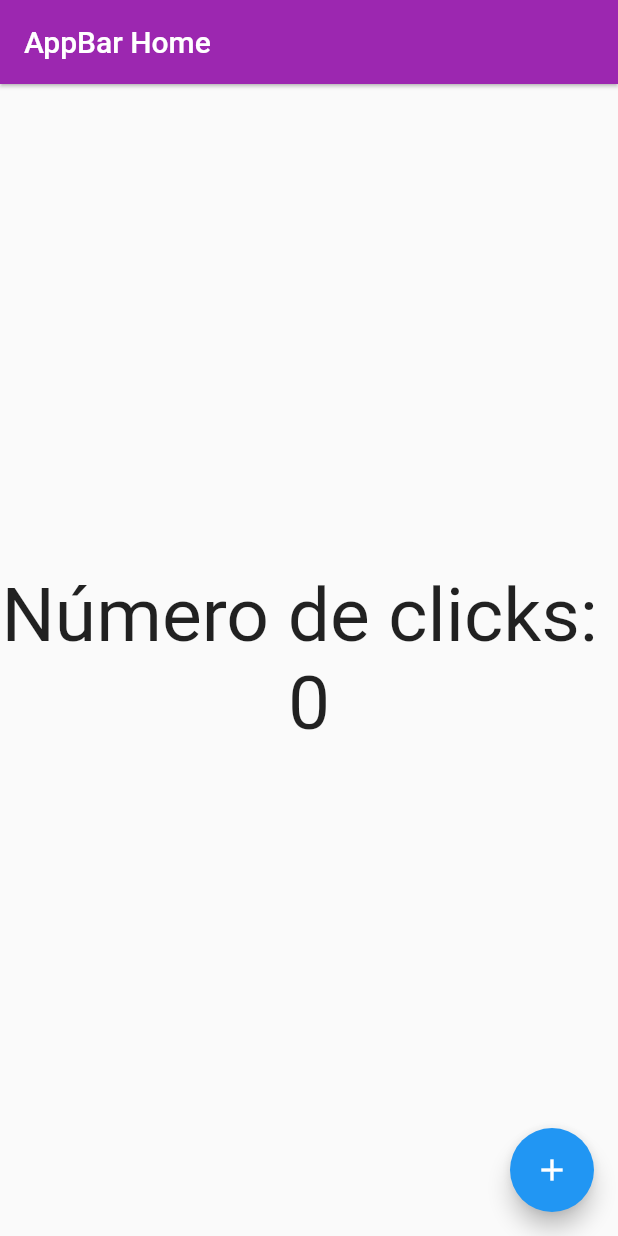
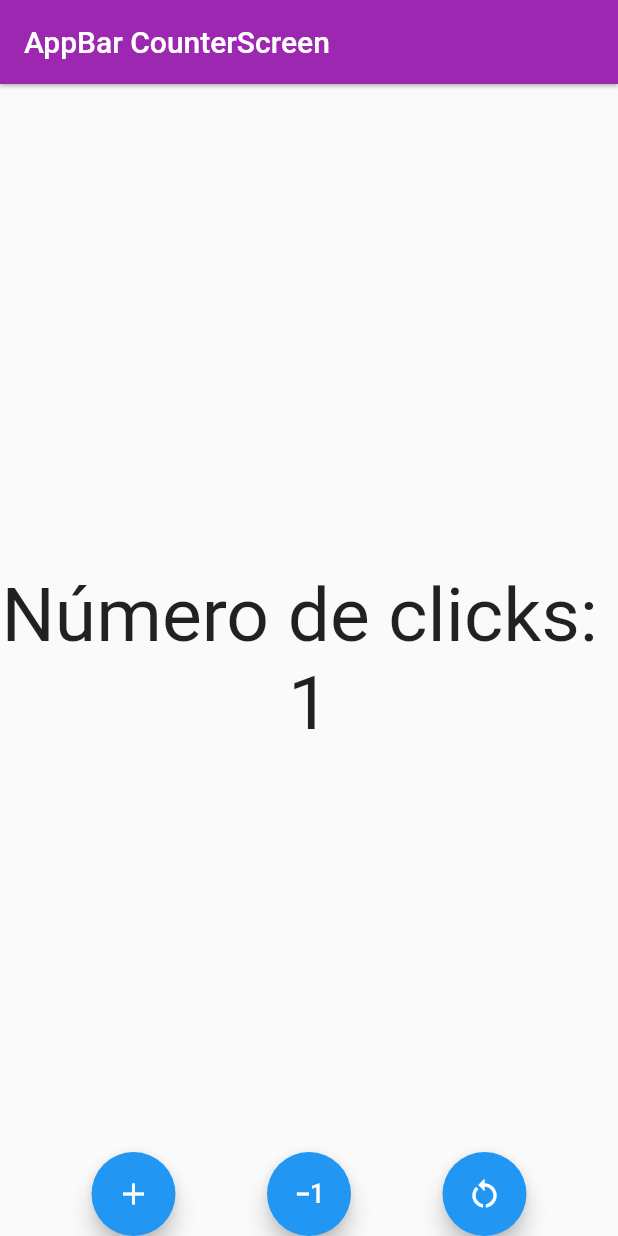
Before and after one commit to Lvaldez91/Flutter, a Flutter app: the screen it shows after launch, after a tap on the "add" icon, on a phone screen of 412 x 824 dp. Run offline on Flutter 3.47's test engine with Material 2 defaults, Android fonts, the phone set to English and light mode, and no system bars.

Commit message:
StatefulWidget new

```diff
--- a/2.ProjectFlutterTest/myapp/lib/counter_screen.dart
+++ b/2.ProjectFlutterTest/myapp/lib/counter_screen.dart
@@ -1,15 +1,22 @@
 import 'package:flutter/material.dart';
 
-class CounterScreen extends StatelessWidget {
+class CounterScreen extends StatefulWidget {
   const CounterScreen({Key? key}) : super(key: key);
 
   @override
+  State<CounterScreen> createState() => _CounterScreenState();
+}
+
+class _CounterScreenState extends State<CounterScreen> {
+  // out for paramaters
+  int counts = 0;
+  @override
   Widget build(BuildContext context) {
     const fontSize30 = TextStyle(fontSize: 50);
-    int counts = 0;
+
     return Scaffold(
       appBar: AppBar(
-        title: const Text('AppBar Home'),
+        title: const Text('AppBar CounterScreen'),
         elevation: 1.0,
         backgroundColor: Colors.purple,
       ),
@@ -22,12 +29,37 @@ class CounterScreen extends StatelessWidget {
           ],
         ),
       ),
-      //floatingActionButtonLocation: FloatingActionButtonLocation.miniEndDocked,
-      floatingActionButton: FloatingActionButton(
-        child: const Icon(Icons.add),
-        onPressed: () {
-          counts++;
-        },
+      floatingActionButtonLocation: FloatingActionButtonLocation.centerDocked,
+      floatingActionButton: Row(
+        mainAxisAlignment: MainAxisAlignment.spaceEvenly,
+        children: [
+          FloatingActionButton(
+            child: const Icon(Icons.add),
+            onPressed: () => {
+              // function anonime
+              setState(() => counts++),
+            },
+          ),
+          // const SizedBox(
+          //   width: 10,
+          // ),
+          FloatingActionButton(
+            child: const Icon(Icons.exposure_minus_1_outlined),
+            onPressed: () => {
+              // function anonime
+              setState(() => counts--),
+            },
+          ),
+          // const SizedBox(
+          //   width: 10,
+          // ),
+          FloatingActionButton(
+            child: const Icon(Icons.restart_alt),
+            onPressed: () => {
+              setState(() => counts = 0),
+            },
+          )
+        ],
       ),
     );
   }
```
